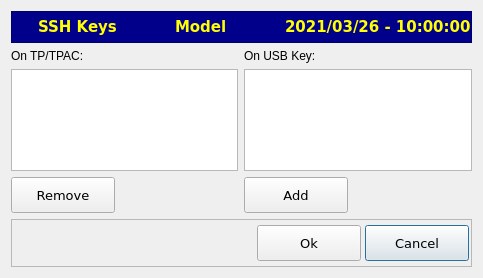
Before: the Qt Designer form managessh.ui in MECTsrl/cloner, drawn with Qt 5.
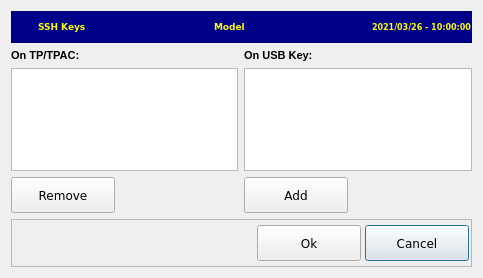
After: the same form once the commit is applied. Icons and pictures are not drawn.

Commit message: Fix font sizes and Simple restore

Patch:
```diff
--- a/managessh.ui
+++ b/managessh.ui
@@ -84,7 +84,7 @@
         <property name="font">
          <font>
           <family>DejaVu Sans</family>
-          <pointsize>11</pointsize>
+          <pointsize>7</pointsize>
           <weight>75</weight>
           <bold>true</bold>
          </font>
@@ -133,7 +133,7 @@
         <property name="font">
          <font>
           <family>DejaVu Sans</family>
-          <pointsize>11</pointsize>
+          <pointsize>7</pointsize>
           <weight>75</weight>
           <bold>true</bold>
          </font>
@@ -167,7 +167,7 @@
         <property name="font">
          <font>
           <family>DejaVu Sans</family>
-          <pointsize>11</pointsize>
+          <pointsize>6</pointsize>
           <weight>75</weight>
           <bold>true</bold>
          </font>
@@ -184,6 +184,13 @@
     <layout class="QGridLayout" name="gridLayout">
      <item row="0" column="0">
       <widget class="QLabel" name="lblTPac">
+       <property name="font">
+        <font>
+         <pointsize>8</pointsize>
+         <weight>75</weight>
+         <bold>true</bold>
+        </font>
+       </property>
        <property name="text">
         <string>On TP/TPAC:</string>
        </property>
@@ -197,6 +204,13 @@
      </item>
      <item row="0" column="1">
       <widget class="QLabel" name="lblUsb">
+       <property name="font">
+        <font>
+         <pointsize>8</pointsize>
+         <weight>75</weight>
+         <bold>true</bold>
+        </font>
+       </property>
        <property name="text">
         <string>On USB Key:</string>
        </property>
@@ -216,6 +230,13 @@
          <height>100</height>
         </size>
        </property>
+       <property name="font">
+        <font>
+         <pointsize>8</pointsize>
+         <weight>75</weight>
+         <bold>true</bold>
+        </font>
+       </property>
        <property name="showDropIndicator" stdset="0">
         <bool>false</bool>
        </property>
@@ -232,6 +253,13 @@
          <height>100</height>
         </size>
        </property>
+       <property name="font">
+        <font>
+         <pointsize>8</pointsize>
+         <weight>75</weight>
+         <bold>true</bold>
+        </font>
+       </property>
        <property name="selectionMode">
         <enum>QAbstractItemView::MultiSelection</enum>
        </property>
@@ -254,7 +282,7 @@
        <property name="font">
         <font>
          <family>DejaVu Sans</family>
-         <pointsize>10</pointsize>
+         <pointsize>9</pointsize>
         </font>
        </property>
        <property name="styleSheet">
@@ -292,7 +320,7 @@
        <property name="font">
         <font>
          <family>DejaVu Sans</family>
-         <pointsize>10</pointsize>
+         <pointsize>9</pointsize>
         </font>
        </property>
        <property name="styleSheet">
@@ -381,7 +409,7 @@
         <property name="font">
          <font>
           <family>DejaVu Sans</family>
-          <pointsize>10</pointsize>
+          <pointsize>9</pointsize>
          </font>
         </property>
         <property name="text">
@@ -410,7 +438,7 @@
         <property name="font">
          <font>
           <family>DejaVu Sans</family>
-          <pointsize>10</pointsize>
+          <pointsize>9</pointsize>
          </font>
         </property>
         <property name="text">
```
The commit also changes 13 other files.
